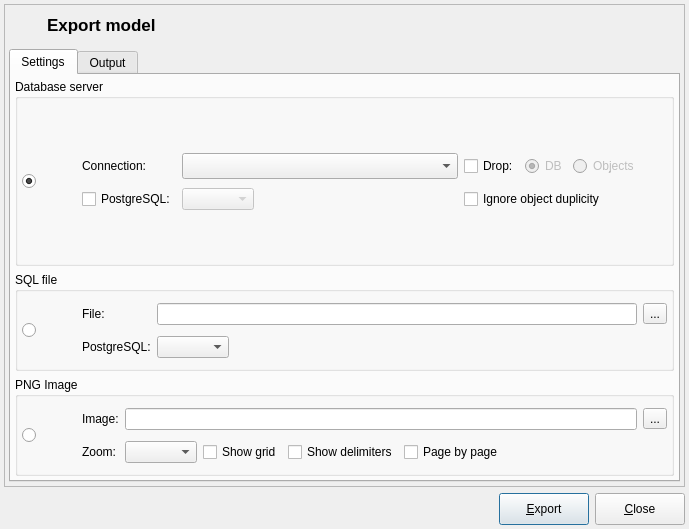
Above: libpgmodeler_ui/ui/modelexportform.ui from pgmodeler/pgmodeler before the change. Below: the same form after it.
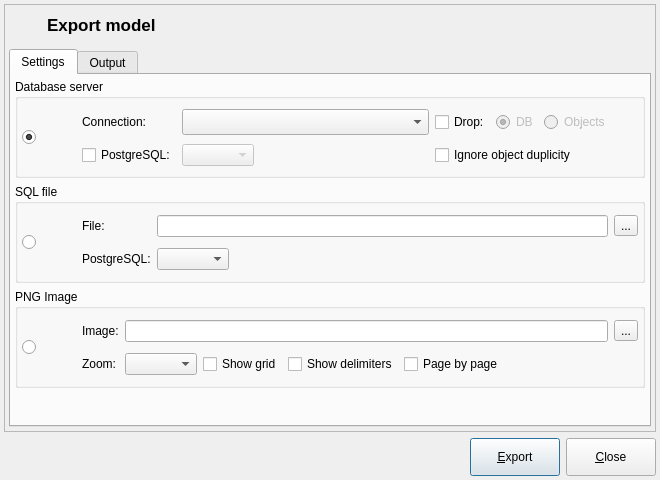
That is the form after the change. Icons and pictures are not drawn.

```diff
--- a/libpgmodeler_ui/ui/modelexportform.ui
+++ b/libpgmodeler_ui/ui/modelexportform.ui
@@ -9,8 +9,8 @@
    <rect>
     <x>0</x>
     <y>0</y>
-    <width>689</width>
-    <height>529</height>
+    <width>660</width>
+    <height>480</height>
    </rect>
   </property>
   <property name="sizePolicy">
@@ -21,8 +21,8 @@
   </property>
   <property name="minimumSize">
    <size>
-    <width>640</width>
-    <height>450</height>
+    <width>660</width>
+    <height>480</height>
    </size>
   </property>
   <property name="maximumSize">
@@ -1066,6 +1066,19 @@
             </layout>
            </widget>
           </item>
+          <item row="3" column="0">
+           <spacer name="verticalSpacer">
+            <property name="orientation">
+             <enum>Qt::Vertical</enum>
+            </property>
+            <property name="sizeHint" stdset="0">
+             <size>
+              <width>20</width>
+              <height>40</height>
+             </size>
+            </property>
+           </spacer>
+          </item>
          </layout>
         </widget>
         <widget class="QWidget" name="tab_2">
@@ -1277,7 +1290,7 @@
        <property name="minimumSize">
         <size>
          <width>90</width>
-         <height>32</height>
+         <height>38</height>
         </size>
        </property>
        <property name="maximumSize">
@@ -1315,7 +1328,7 @@
        <property name="minimumSize">
         <size>
          <width>90</width>
-         <height>32</height>
+         <height>38</height>
         </size>
        </property>
        <property name="maximumSize">
```
